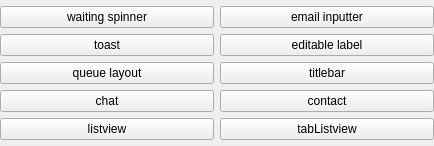
Before: the Qt Designer form demo/qrwidgetdemo.ui in Qters/QrWidgets, drawn with Qt 5.
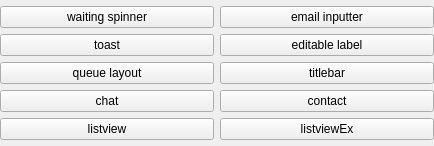
After: the same form once the commit is applied.

Patch:
```diff
--- a/demo/qrwidgetdemo.ui
+++ b/demo/qrwidgetdemo.ui
@@ -94,7 +94,7 @@
      <item row="4" column="1">
       <widget class="QPushButton" name="tabListview">
        <property name="text">
-        <string>tabListview</string>
+        <string>listviewEx</string>
        </property>
       </widget>
      </item>
```
Left out of the diff: 2 changed lines with no effect on the pictures.
